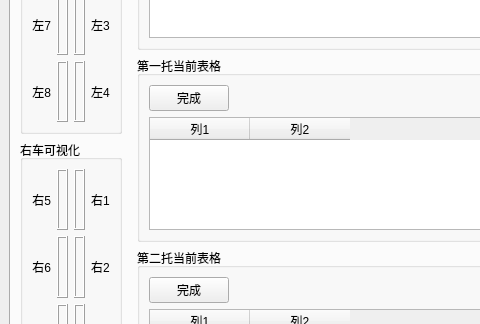
This is mainwindow.ui in xiaoluoDD/Weight-Comparison as Qt 5 draws it before an edit; both pictures show x 0 to 480 and y 214 to 538 of the 1000 by 700 pixel window. The edited form follows.
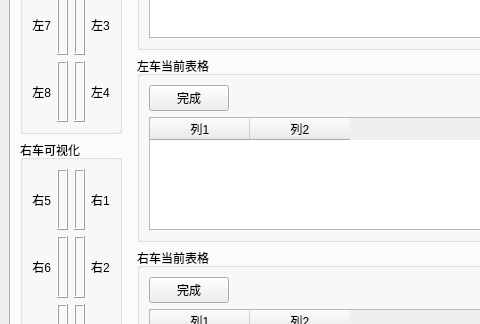
This is the edited form. The open tabs and pages were chosen to show the change. Custom widgets are drawn as their Qt base class.

Commit message: 1、把所有第一托第二托都改为左车右车 2、把样式改回最原来的

```diff
--- a/mainwindow.ui
+++ b/mainwindow.ui
@@ -641,7 +641,7 @@
            <item>
             <widget class="QGroupBox" name="extraTable1Group">
              <property name="title">
-              <string>第一托当前表格</string>
+              <string>左车当前表格</string>
              </property>
              <layout class="QVBoxLayout" name="verticalLayout_extra1">
               <item>
@@ -697,7 +697,7 @@
            <item>
             <widget class="QGroupBox" name="extraTable2Group">
              <property name="title">
-              <string>第二托当前表格</string>
+              <string>右车当前表格</string>
              </property>
              <layout class="QVBoxLayout" name="verticalLayout_extra2">
               <item>
```
Left out of the diff: 4 changed lines with no effect on the pictures. The commit also changes 4 other files.
